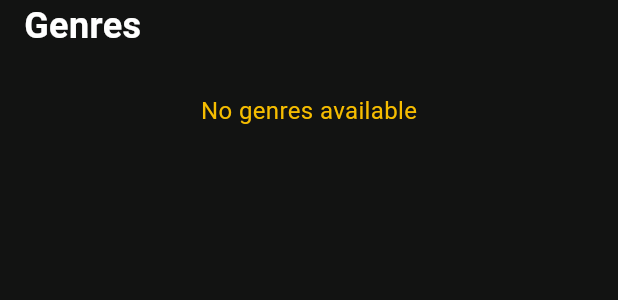
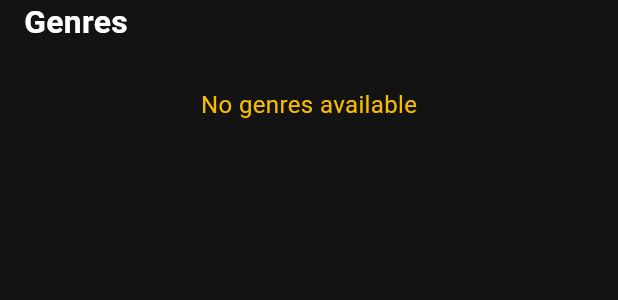
Before and after one commit to Zahira-Hamza/movies_app, a Flutter app: the MovieGenres widget shown alone on an empty page, opened directly with empty values, on a phone screen of 412 x 824 dp. Shown: the top 300 px of the screen. Run offline on Flutter 3.47's test engine with Material 3 defaults, Android fonts, the phone set to English and light mode, and no system bars; our stand-ins replace cached_network_image, carousel_slider, dartz, dio, flutter_bloc, flutter_screenutil and 4 more; accounts and stored records are empty; network calls fail.

Commit message:
Update home details UI

```diff
--- a/lib/main.dart
+++ b/lib/main.dart
@@ -36,7 +36,7 @@ class MoviesApp extends StatelessWidget {
         MovieRepositoryImpl(movieApiService: movieApiService);
 
     return ScreenUtilInit(
-      designSize: const Size(360, 690),
+      designSize: const Size(430, 932),
       minTextAdapt: true,
       splitScreenMode: true,
       builder: (_, child) {
--- a/lib/view/screens/movie_details/widgets/movie_genres.dart
+++ b/lib/view/screens/movie_details/widgets/movie_genres.dart
@@ -35,6 +35,7 @@
 //   }
 // }
 import 'package:flutter/material.dart';
+import 'package:flutter_screenutil/flutter_screenutil.dart';
 
 import '../../../../core/constants/styles/app_styles.dart';
 import 'genres_item.dart';
@@ -51,7 +52,8 @@ class MovieGenres extends StatelessWidget {
       child: Column(
         crossAxisAlignment: CrossAxisAlignment.start,
         children: [
-          Text('Genres', style: AppStyles.bold24Roboto),
+          Text('Genres',
+              style: AppStyles.bold24Roboto.copyWith(fontSize: 24.sp)),
           SizedBox(height: 12),
           genres.isEmpty
               ? Container(
--- a/lib/view/screens/movie_details/widgets/suggested_movies.dart
+++ b/lib/view/screens/movie_details/widgets/suggested_movies.dart
@@ -44,6 +44,7 @@
 //   }
 // }
 import 'package:flutter/material.dart';
+import 'package:flutter_screenutil/flutter_screenutil.dart';
 
 import '../../../../core/constants/styles/app_styles.dart';
 import '../../../../data/models/movies/movie_model.dart';
--- a/pubspec.yaml
+++ b/pubspec.yaml
@@ -44,7 +44,7 @@ dependencies:
 
   toggle_switch: ^2.3.0
   carousel_slider: ^5.1.1
-  intl: ^0.19.0
+  intl: ^0.20.2
 
   dio: ^5.9.0
   dartz: ^0.10.1
```
Also changed, not shown: lib/view/screens/movie_details/widgets/movie_info.dart (+11 -6 lines), pubspec.lock, 4 other files.
